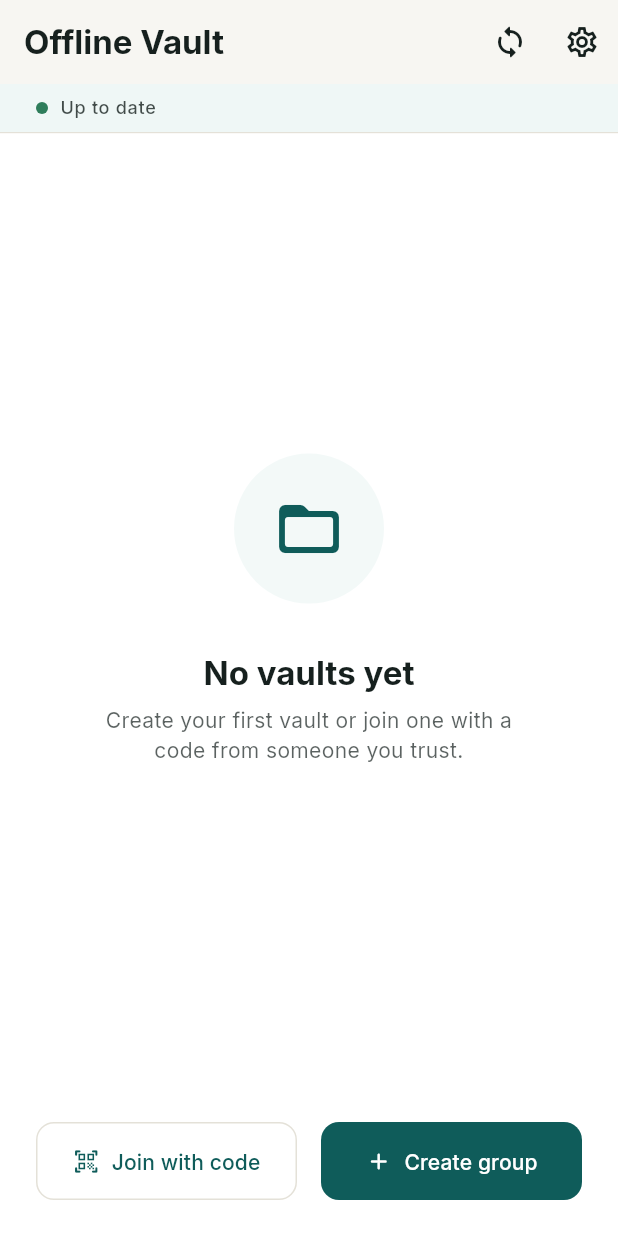
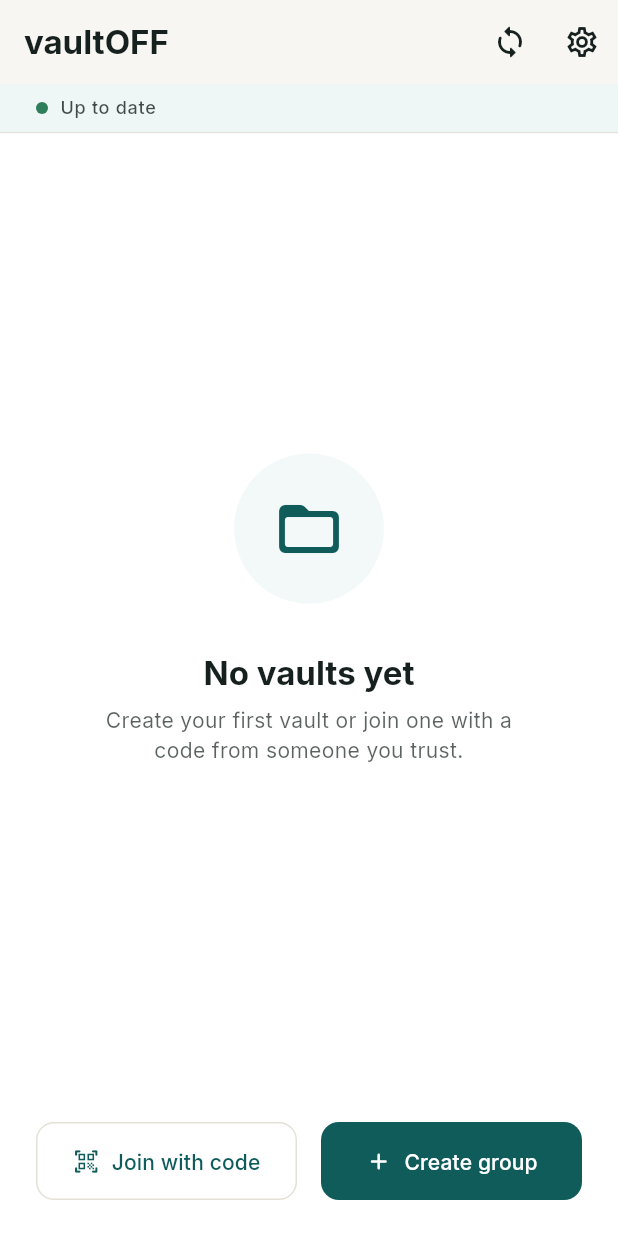
Before and after one commit to patelkevink07/offline-vault, a Flutter app: the GroupsHomeScreen screen opened by its route, on a phone screen of 412 x 824 dp. Run offline on Flutter 3.47's test engine with Material 3 defaults, Android fonts, the phone set to English and light mode, and no system bars; our stand-ins replace connectivity_plus, dio, drift, file_picker, flutter_image_compress, flutter_riverpod and 8 more; missing offline and left inert: cryptography, mobile_scanner, pdfx; accounts and stored records are empty; generated files the repository leaves out were written again; statements that could not run were skipped.

Commit message:
feat: rename app to vaultOFF and configure live Google Web Client ID

```diff
--- a/offline_vault/lib/app/app.dart
+++ b/offline_vault/lib/app/app.dart
@@ -14,7 +14,7 @@ class OfflineVaultApp extends ConsumerWidget {
     final router = ref.watch(routerProvider);
 
     return MaterialApp.router(
-      title: 'Offline Vault',
+      title: 'vaultOFF',
       debugShowCheckedModeBanner: false,
       theme: AppTheme.lightTheme,
       darkTheme: AppTheme.darkTheme,
--- a/offline_vault/lib/core/utils/env_config.dart
+++ b/offline_vault/lib/core/utils/env_config.dart
@@ -16,7 +16,8 @@ class EnvConfig {
 
   static const String googleWebClientId = String.fromEnvironment(
     'GOOGLE_WEB_CLIENT_ID',
-    defaultValue: '',
+    defaultValue:
+        '208697785706-748hcl816ah24bdb3inkkdf2s9lo56nr.apps.googleusercontent.com',
   );
 
   static bool get isConfigured =>
--- a/offline_vault/lib/l10n/app_en.arb
+++ b/offline_vault/lib/l10n/app_en.arb
@@ -1,6 +1,6 @@
 {
   "@@locale": "en",
-  "appName": "Offline Vault",
+  "appName": "vaultOFF",
   "onboardingTitle1": "Sync once",
   "onboardingBody1": "Upload your photos and documents. They sync to every device in your group.",
   "onboardingTitle2": "View anywhere, offline",
@@ -9,7 +9,7 @@
   "onboardingBody3": "Only people with your group code can see your files. Everything is encrypted.",
   "onboardingNext": "Next",
   "onboardingGetStarted": "Get Started",
-  "signInTitle": "Welcome to Offline Vault",
+  "signInTitle": "Welcome to vaultOFF",
   "signInSubtitle": "Sign in to access your vaults",
   "continueWithGoogle": "Continue with Google",
   "orSignInWithEmail": "or sign in with email",
--- a/offline_vault/lib/l10n/app_gu.arb
+++ b/offline_vault/lib/l10n/app_gu.arb
@@ -1,6 +1,6 @@
 {
   "@@locale": "gu",
-  "appName": "ઑફલાઇન વૉલ્ટ",
+  "appName": "vaultOFF",
   "onboardingTitle1": "એક વાર સિંક કરો",
   "onboardingBody1": "તમારા ફોટા અને દસ્તાવેજો અપલોડ કરો. તે તમારા ગ્રુપના દરેક ઉપકરણ પર સિંક થાય છે.",
   "onboardingTitle2": "ગમે ત્યાં જુઓ, ઑફલાઇન",
@@ -9,7 +9,7 @@
   "onboardingBody3": "માત્ર તમારો ગ્રુપ કોડ ધરાવતા લોકો જ તમારી ફાઇલો જોઈ શકે છે. બધું એન્ક્રિપ્ટેડ છે.",
   "onboardingNext": "આગળ",
   "onboardingGetStarted": "શરૂ કરો",
-  "signInTitle": "ઑફલાઇન વૉલ્ટમાં સ્વાગત છે",
+  "signInTitle": "vaultOFF માં સ્વાગત છે",
   "signInSubtitle": "તમારી વૉલ્ટ ઍક્સેસ કરવા સાઇન ઇન કરો",
   "continueWithGoogle": "Google સાથે ચાલુ રાખો",
   "orSignInWithEmail": "અથવા ઇમેઇલથી સાઇન ઇન કરો",
--- a/offline_vault/lib/l10n/app_hi.arb
+++ b/offline_vault/lib/l10n/app_hi.arb
@@ -1,6 +1,6 @@
 {
   "@@locale": "hi",
-  "appName": "ऑफ़लाइन वॉल्ट",
+  "appName": "vaultOFF",
   "onboardingTitle1": "एक बार सिंक करें",
   "onboardingBody1": "अपनी फ़ोटो और दस्तावेज़ अपलोड करें। वे आपके ग्रुप के हर डिवाइस पर सिंक हो जाते हैं।",
   "onboardingTitle2": "कहीं भी देखें, ऑफ़लाइन",
@@ -9,7 +9,7 @@
   "onboardingBody3": "केवल आपके ग्रुप कोड वाले लोग ही आपकी फ़ाइलें देख सकते हैं। सब कुछ एन्क्रिप्टेड है।",
   "onboardingNext": "आगे",
   "onboardingGetStarted": "शुरू करें",
-  "signInTitle": "ऑफ़लाइन वॉल्ट में आपका स्वागत है",
+  "signInTitle": "vaultOFF में आपका स्वागत है",
   "signInSubtitle": "अपनी वॉल्ट तक पहुँचने के लिए साइन इन करें",
   "continueWithGoogle": "Google से जारी रखें",
   "orSignInWithEmail": "या ईमेल से साइन इन करें",
--- a/offline_vault/lib/l10n/app_localizations.dart
+++ b/offline_vault/lib/l10n/app_localizations.dart
@@ -103,7 +103,7 @@ abstract class AppLocalizations {
   /// No description provided for @appName.
   ///
   /// In en, this message translates to:
-  /// **'Offline Vault'**
+  /// **'vaultOFF'**
   String get appName;
 
   /// No description provided for @onboardingTitle1.
@@ -157,7 +157,7 @@ abstract class AppLocalizations {
   /// No description provided for @signInTitle.
   ///
   /// In en, this message translates to:
-  /// **'Welcome to Offline Vault'**
+  /// **'Welcome to vaultOFF'**
   String get signInTitle;
 
   /// No description provided for @signInSubtitle.
--- a/offline_vault/lib/l10n/app_localizations_en.dart
+++ b/offline_vault/lib/l10n/app_localizations_en.dart
@@ -9,7 +9,7 @@ class AppLocalizationsEn extends AppLocalizations {
   AppLocalizationsEn([String locale = 'en']) : super(locale);
 
   @override
-  String get appName => 'Offline Vault';
+  String get appName => 'vaultOFF';
 
   @override
   String get onboardingTitle1 => 'Sync once';
@@ -39,7 +39,7 @@ class AppLocalizationsEn extends AppLocalizations {
   String get onboardingGetStarted => 'Get Started';
 
   @override
-  String get signInTitle => 'Welcome to Offline Vault';
+  String get signInTitle => 'Welcome to vaultOFF';
 
   @override
   String get signInSubtitle => 'Sign in to access your vaults';
--- a/offline_vault/lib/l10n/app_localizations_gu.dart
+++ b/offline_vault/lib/l10n/app_localizations_gu.dart
@@ -9,7 +9,7 @@ class AppLocalizationsGu extends AppLocalizations {
   AppLocalizationsGu([String locale = 'gu']) : super(locale);
 
   @override
-  String get appName => 'ઑફલાઇન વૉલ્ટ';
+  String get appName => 'vaultOFF';
 
   @override
   String get onboardingTitle1 => 'એક વાર સિંક કરો';
@@ -39,7 +39,7 @@ class AppLocalizationsGu extends AppLocalizations {
   String get onboardingGetStarted => 'શરૂ કરો';
 
   @override
-  String get signInTitle => 'ઑફલાઇન વૉલ્ટમાં સ્વાગત છે';
+  String get signInTitle => 'vaultOFF માં સ્વાગત છે';
 
   @override
   String get signInSubtitle => 'તમારી વૉલ્ટ ઍક્સેસ કરવા સાઇન ઇન કરો';
--- a/offline_vault/lib/l10n/app_localizations_hi.dart
+++ b/offline_vault/lib/l10n/app_localizations_hi.dart
@@ -9,7 +9,7 @@ class AppLocalizationsHi extends AppLocalizations {
   AppLocalizationsHi([String locale = 'hi']) : super(locale);
 
   @override
-  String get appName => 'ऑफ़लाइन वॉल्ट';
+  String get appName => 'vaultOFF';
 
   @override
   String get onboardingTitle1 => 'एक बार सिंक करें';
@@ -39,7 +39,7 @@ class AppLocalizationsHi extends AppLocalizations {
   String get onboardingGetStarted => 'शुरू करें';
 
   @override
-  String get signInTitle => 'ऑफ़लाइन वॉल्ट में आपका स्वागत है';
+  String get signInTitle => 'vaultOFF में आपका स्वागत है';
 
   @override
   String get signInSubtitle => 'अपनी वॉल्ट तक पहुँचने के लिए साइन इन करें';
--- a/offline_vault/lib/main.dart
+++ b/offline_vault/lib/main.dart
@@ -12,7 +12,7 @@ import 'data/remote/supabase_client.dart';
 void main() async {
   WidgetsFlutterBinding.ensureInitialized();
 
-  VaultLogger.i('Starting Offline Vault app...');
+  VaultLogger.i('Starting vaultOFF app...');
   EnvConfig.printConfigStatus();
 
   // Initialize KeyManager and crypto safely
```
Also changed, not shown: 2 other files.
